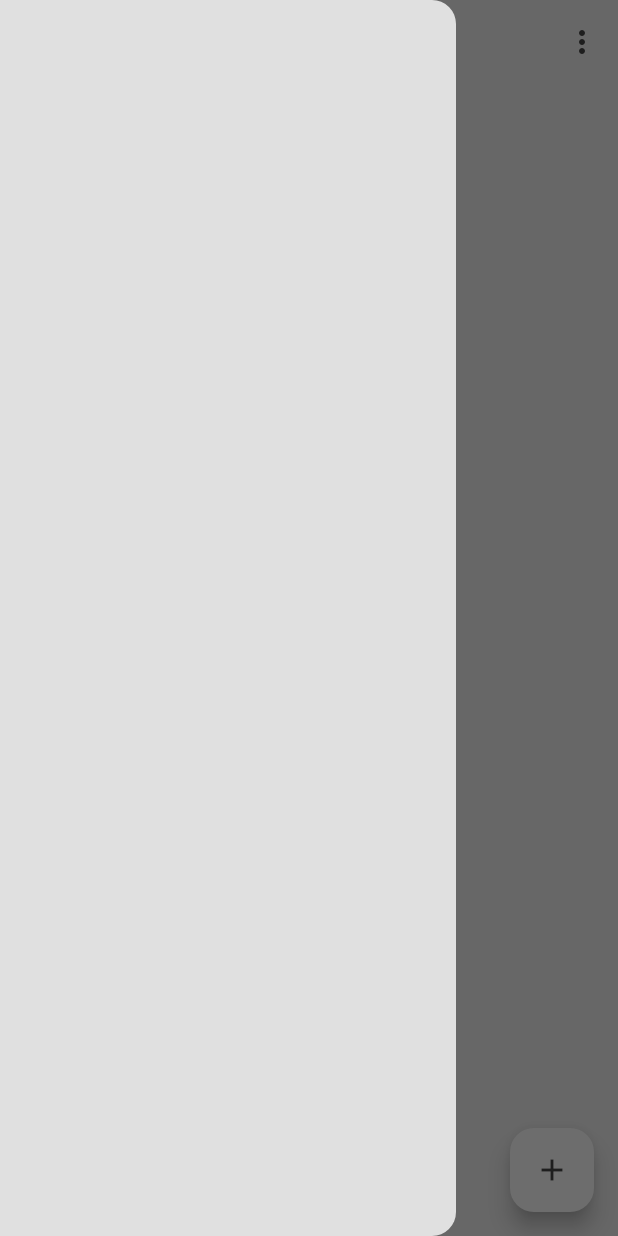
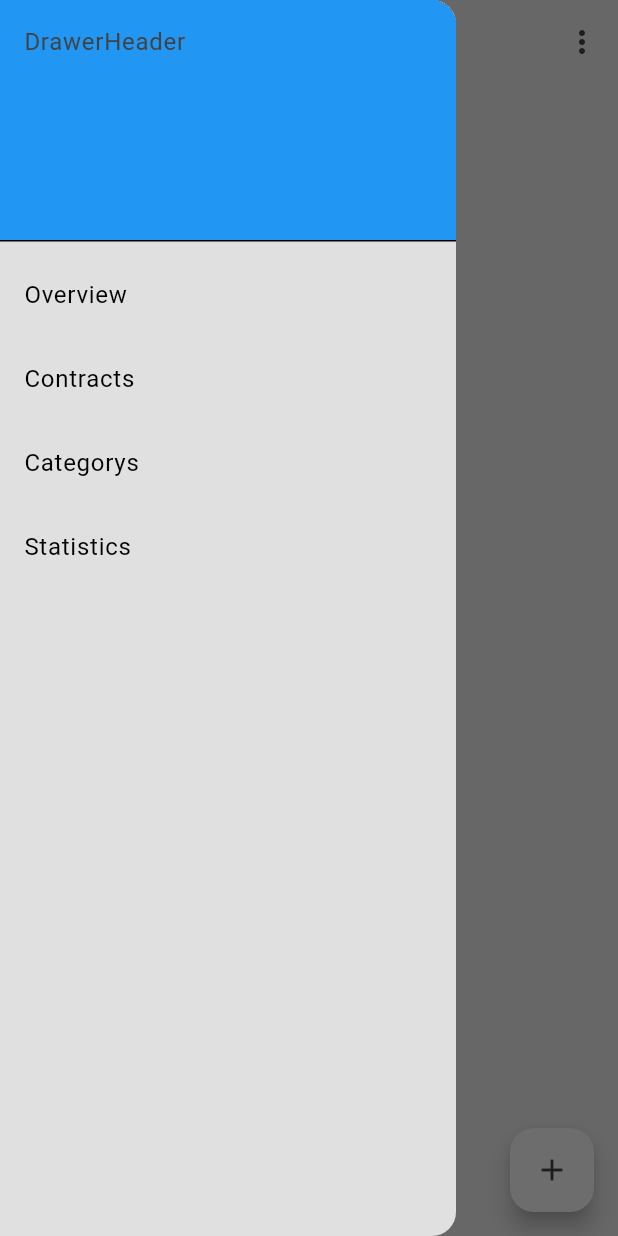
Before and after one commit to Astanto96/FixedFundsFlow, a Flutter app: the screen it shows after launch, with the side drawer open, on a phone screen of 412 x 824 dp. Run offline on Flutter 3.47's test engine with Material 3 defaults, Android fonts, the phone set to English and light mode, and no system bars; our stand-ins replace flutter_riverpod.

Commit message:
DrawerMenu functionality - no style

```diff
--- a/lib/config/routes/app_routes.dart
+++ b/lib/config/routes/app_routes.dart
@@ -5,10 +5,10 @@ import 'route_location.dart';
 Map<String, WidgetBuilder> getAppRoutes() {
   return {
     RouteLocation.home: (context) => const WelcomePage(),
-    RouteLocation.myflow: (context) => const MyFlowPage(),
+    RouteLocation.overview: (context) => const OverviewPage(),
     RouteLocation.contracts: (context) => const ContractsPage(),
     RouteLocation.categorys: (context) => const CategorysPage(),
-    RouteLocation.overview: (context) => const OverviewPage(),
+    RouteLocation.statisticsPage: (context) => const StatisticsPage(),
     RouteLocation.contractDetails: (context) => const ContractDetailsPage(),
   };
 }
--- a/lib/config/routes/route_location.dart
+++ b/lib/config/routes/route_location.dart
@@ -9,9 +9,9 @@ class RouteLocation {
   const RouteLocation._();
 
   static String get home => '/home';
-  static String get myflow => '/myflow';
+  static String get overview => '/overview';
   static String get contracts => '/contracts';
   static String get categorys => '/categorys';
-  static String get overview => '/overview';
+  static String get statisticsPage => '/statisticsPage';
   static String get contractDetails => '/contractDetails';
 }
--- a/lib/model/contract.dart
+++ b/lib/model/contract.dart
@@ -1,4 +1,4 @@
-import 'package:fixedfundsflow/model/billig_period.dart';
+import 'package:fixedfundsflow/model/billing_period.dart';
 import 'package:fixedfundsflow/model/category.dart';
 
 class Contract {
--- a/lib/pages/pages.dart
+++ b/lib/pages/pages.dart
@@ -2,5 +2,5 @@ export 'welcome_page.dart';
 export 'package:fixedfundsflow/pages/categorys_page.dart';
 export 'package:fixedfundsflow/pages/contract_details_page.dart';
 export 'package:fixedfundsflow/pages/contracts_page.dart';
-export 'package:fixedfundsflow/pages/my_flow_page.dart';
 export 'package:fixedfundsflow/pages/overview_page.dart';
+export 'package:fixedfundsflow/pages/statistics_page.dart';
--- a/lib/pages/my_flow_page.dart
+++ b/lib/pages/statistics_page.dart
@@ -1,15 +1,15 @@
 import 'package:flutter/material.dart';
 import 'package:flutter_riverpod/flutter_riverpod.dart';
 
-class MyFlowPage extends ConsumerWidget {
-  const MyFlowPage({super.key});
+class StatisticsPage extends ConsumerWidget {
+  const StatisticsPage({super.key});
 
   @override
   Widget build(BuildContext context, WidgetRef ref) {
     //final contracts = ref.watch(contractListProvier)
 
     return const Center(
-      child: Text('MyFlowPage'),
+      child: Text('StatisticsPage'),
     );
   }
 }
--- a/lib/pages/welcome_page.dart
+++ b/lib/pages/welcome_page.dart
@@ -1,4 +1,3 @@
-import 'package:fixedfundsflow/config/routes/routes.dart';
 import 'package:fixedfundsflow/widgets/menu_drawer.dart';
 import 'package:flutter/material.dart';
 import 'package:flutter_riverpod/flutter_riverpod.dart';
@@ -9,6 +8,7 @@ class WelcomePage extends ConsumerWidget {
   @override
   Widget build(BuildContext context, WidgetRef ref) {
     return Scaffold(
+      backgroundColor: Theme.of(context).colorScheme.background,
       appBar: AppBar(
         backgroundColor: Colors.transparent,
         elevation: 0,
@@ -28,7 +28,6 @@ class WelcomePage extends ConsumerWidget {
       ),
       //BURGERMENU
       drawer: const MenuDrawer(),
-      backgroundColor: Theme.of(context).colorScheme.background,
 
       //INTRO-MITTIG
       body: const Center(
--- a/lib/widgets/menu_drawer.dart
+++ b/lib/widgets/menu_drawer.dart
@@ -1,3 +1,4 @@
+import 'package:fixedfundsflow/config/routes/routes.dart';
 import 'package:flutter/material.dart';
 
 class MenuDrawer extends StatelessWidget {
@@ -7,6 +8,43 @@ class MenuDrawer extends StatelessWidget {
   Widget build(BuildContext context) {
     return Drawer(
       backgroundColor: Theme.of(context).colorScheme.background,
+      child: ListView(
+        padding: EdgeInsets.zero,
+        children: [
+          const DrawerHeader(
+            decoration: BoxDecoration(color: Colors.blue),
+            child: Text('DrawerHeader'),
+          ),
+          ListTile(
+            title: const Text('Overview'),
+            onTap: () {
+              Navigator.of(context).pushNamed(RouteLocation.overview);
+              //Navigator.pop(context);
+            },
+          ),
+          ListTile(
+            title: const Text('Contracts'),
+            onTap: () {
+              Navigator.of(context).pushNamed(RouteLocation.contracts);
+              //Navigator.pop(context);
+            },
+          ),
+          ListTile(
+            title: const Text('Categorys'),
+            onTap: () {
+              Navigator.of(context).pushNamed(RouteLocation.categorys);
+              //Navigator.pop(context);
+            },
+          ),
+          ListTile(
+            title: const Text('Statistics'),
+            onTap: () {
+              Navigator.of(context).pushNamed(RouteLocation.statisticsPage);
+              //Navigator.pop(context);
+            },
+          ),
+        ],
+      ),
     );
   }
 }
```
Also changed, not shown: lib/pages/overview_page.dart (+22 -2 lines), notizen.txt (+6 -3 lines), lib/model/billing_period.dart (renamed from lib/model/billig_period.dart).
